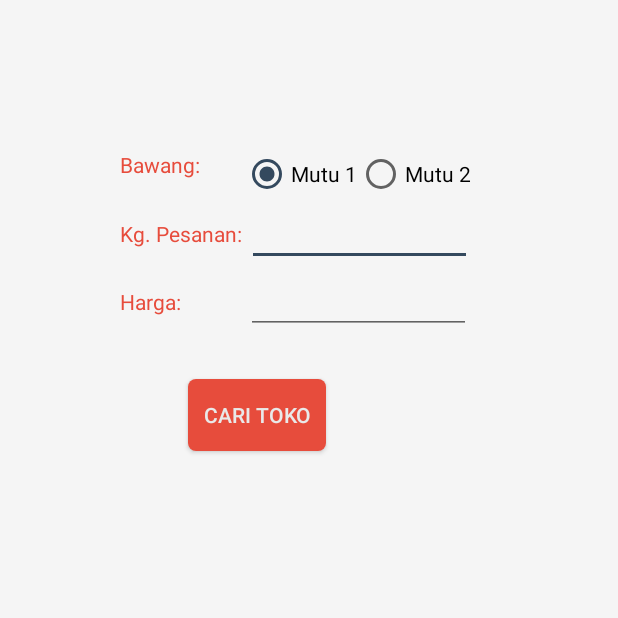
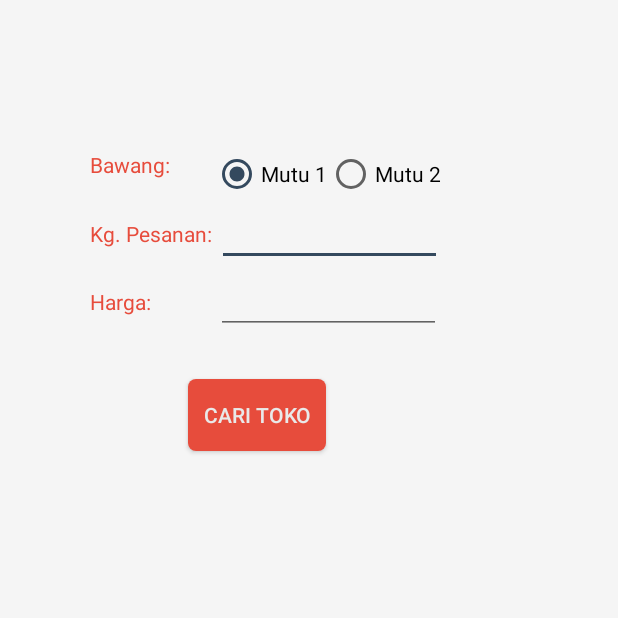
Before and after one commit to whegreen/limakilo, an Android app: the fragment GrosirFragment shown on its own in the app's theme, on a phone screen of 412 x 824 dp, the top half of it. Run offline under Robolectric (Android 15) with nearby library versions, the phone set to English and light mode, and no system bars; libraries missing offline, so code that uses them is left out: retrofit.client.

Commit message:
refactor layout just a little bit

```diff
--- a/app/src/main/AndroidManifest.xml
+++ b/app/src/main/AndroidManifest.xml
@@ -4,7 +4,7 @@
     <uses-permission android:name="android.permission.INTERNET" />
 
     <application android:allowBackup="true" android:label="@string/app_name"
-        android:icon="@mipmap/ic_launcher" android:theme="@style/AppTheme"
+        android:icon="@drawable/logo" android:theme="@style/AppTheme"
         android:name="android.support.multidex.MultiDexApplication">
 
         <meta-data
--- a/app/src/main/res/layout/fragment_grosir.xml
+++ b/app/src/main/res/layout/fragment_grosir.xml
@@ -6,7 +6,7 @@
 
     <LinearLayout
         android:layout_marginTop="100dp"
-        android:layout_marginLeft="80dp"
+        android:layout_marginLeft="60dp"
         android:layout_width="wrap_content"
         android:layout_height="wrap_content"
         android:orientation="horizontal">
@@ -51,7 +51,7 @@
     <LinearLayout
         android:layout_width="wrap_content"
         android:layout_height="wrap_content"
-        android:layout_marginLeft="80dp"
+        android:layout_marginLeft="60dp"
         android:orientation="horizontal">
 
         <TextView
@@ -70,7 +70,7 @@
     <LinearLayout
         android:layout_width="wrap_content"
         android:layout_height="wrap_content"
-        android:layout_marginLeft="80dp"
+        android:layout_marginLeft="60dp"
         android:orientation="horizontal">
 
         <TextView
--- a/app/src/main/res/layout/fragment_login.xml
+++ b/app/src/main/res/layout/fragment_login.xml
@@ -25,7 +25,7 @@
         android:gravity="center"
         android:paddingTop="15dp"
         android:layout_marginBottom="50dp"
-        android:text="'Beli sembako eceran fresh dari petani!'"
+        android:text="'Harga kami tak sejahat ibu tiri'"
         android:textAlignment="center"
         android:textAppearance="?android:attr/textAppearanceSmall"
         android:textColor="#ffffffff" />
```
Also changed, not shown: app/src/main/res/layout/activity_confirm_order.xml (+20 -19 lines), app/src/main/res/layout/list_item.xml (+4 -4 lines), 2 other files.
